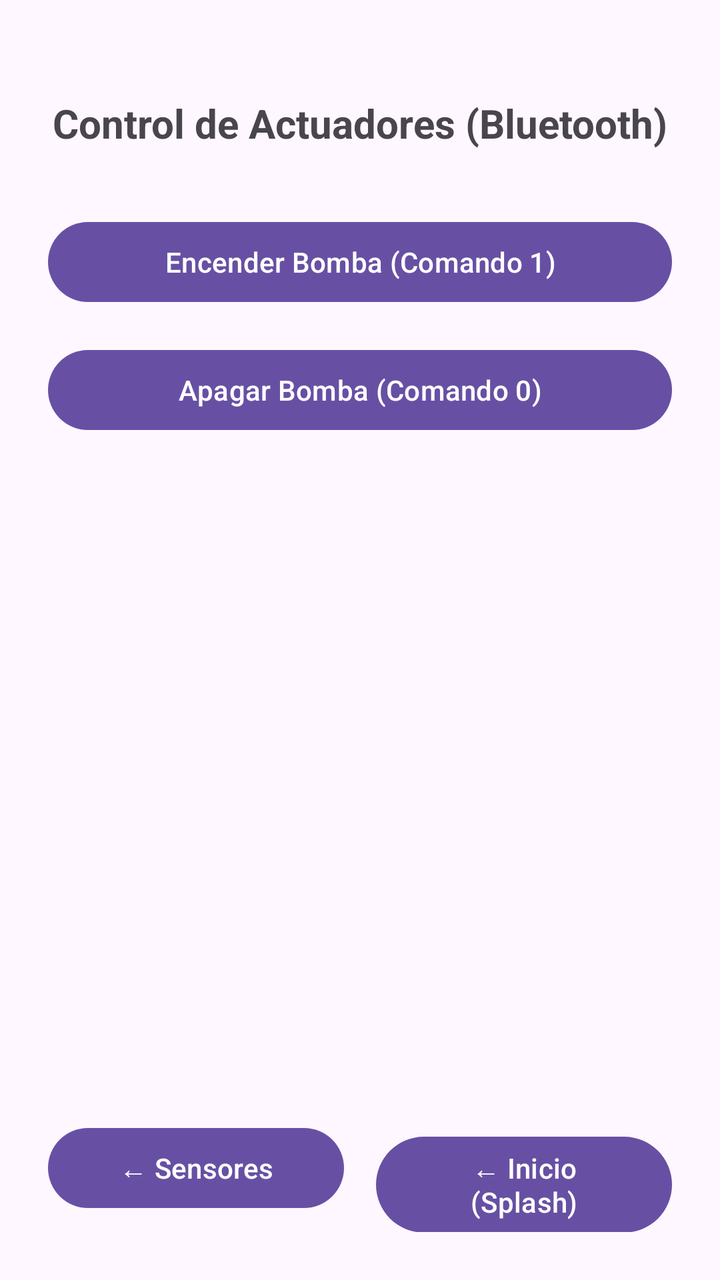
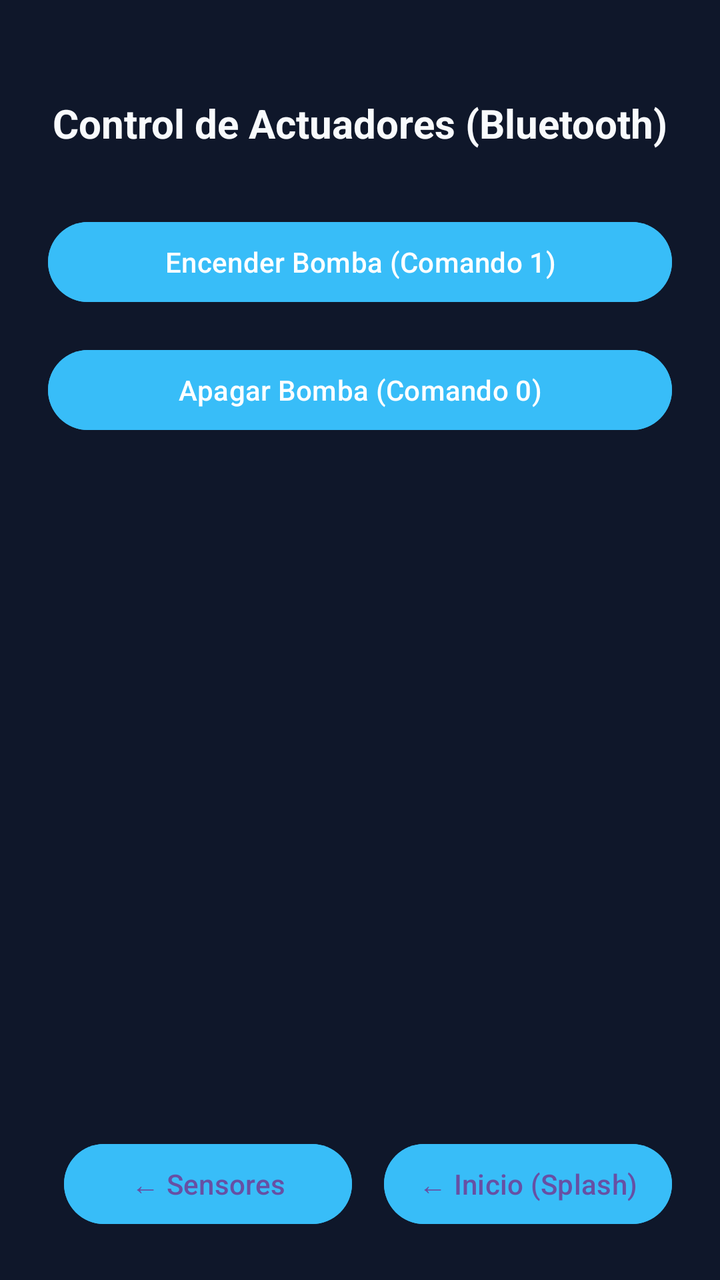

An Android layout rendered at two revisions. The XML below is the earlier revision; the diff shows what the commit changed to produce the second picture.
<!-- AndroidManifest.xml: application theme Theme.MyApplication -->
<!-- res/layout/activity_control.xml -->
<?xml version="1.0" encoding="utf-8"?>
<LinearLayout xmlns:android="http://schemas.android.com/apk/res/android"
    android:layout_width="match_parent"
    android:layout_height="match_parent"
    android:orientation="vertical"
    android:padding="24dp"
    android:gravity="center_horizontal">

    <TextView
        android:id="@+id/tvTituloControl"
        android:layout_width="wrap_content"
        android:layout_height="wrap_content"
        android:text="Control de Actuadores (Bluetooth)"
        android:textSize="20sp"
        android:textStyle="bold"
        android:layout_marginTop="24dp"
        android:layout_marginBottom="32dp" />

    <Button
        android:id="@+id/btnEvento1"
        android:layout_width="match_parent"
        android:layout_height="wrap_content"
        android:minHeight="48dp"
        android:text="Encender Bomba (Comando 1)"
        android:layout_marginBottom="16dp" />

    <Button
        android:id="@+id/btnEvento2"
        android:layout_width="match_parent"
        android:layout_height="wrap_content"
        android:minHeight="48dp"
        android:text="Apagar Bomba (Comando 0)"
        android:layout_marginBottom="24dp" />

    <View
        android:layout_width="match_parent"
        android:layout_height="0dp"
        android:layout_weight="1" />

    
    <LinearLayout
        android:layout_width="match_parent"
        android:layout_height="wrap_content"
        android:orientation="horizontal">

        <Button
            android:id="@+id/btnVolverSensors"
            android:layout_width="0dp"
            android:layout_height="wrap_content"
            android:layout_weight="1"
            android:minHeight="48dp"
            android:layout_marginEnd="8dp"
            android:text="← Sensores" />

        <Button
            android:id="@+id/btnVolverLogin"
            android:layout_width="0dp"
            android:layout_height="wrap_content"
            android:layout_weight="1"
            android:minHeight="48dp"
            android:layout_marginStart="8dp"
            android:text="← Inicio (Splash)" />
    </LinearLayout>

</LinearLayout>
<!-- resources referenced by this layout -->
<resources>
  <style name="Theme.MyApplication" parent="Base.Theme.MyApplication" />
  <style name="Base.Theme.MyApplication" parent="Theme.Material3.DayNight.NoActionBar">
          
          
      </style>
</resources>

<!-- the commit's change to res/layout/activity_control.xml (unified diff, before → after) -->
@@ -2,6 +2,7 @@
 <LinearLayout xmlns:android="http://schemas.android.com/apk/res/android"
     android:layout_width="match_parent"
     android:layout_height="match_parent"
+    android:background="#0F172A"
     android:orientation="vertical"
     android:padding="24dp"
     android:gravity="center_horizontal">
@@ -10,9 +11,10 @@
         android:id="@+id/tvTituloControl"
         android:layout_width="wrap_content"
         android:layout_height="wrap_content"
-        android:text="Control de Actuadores (Bluetooth)"
+        android:text="@string/control_de_actuadores_bluetooth"
         android:textSize="20sp"
         android:textStyle="bold"
+        android:textColor="#F8FAFC"
         android:layout_marginTop="24dp"
         android:layout_marginBottom="32dp" />
 
@@ -21,15 +23,17 @@
         android:layout_width="match_parent"
         android:layout_height="wrap_content"
         android:minHeight="48dp"
-        android:text="Encender Bomba (Comando 1)"
+        android:backgroundTint="#38BDF8"
+        android:text="@string/encender_bomba_comando_1"
         android:layout_marginBottom="16dp" />
 
     <Button
         android:id="@+id/btnEvento2"
         android:layout_width="match_parent"
         android:layout_height="wrap_content"
+        android:backgroundTint="#38BDF8"
         android:minHeight="48dp"
-        android:text="Apagar Bomba (Comando 0)"
+        android:text="@string/apagar_bomba_comando_0"
         android:layout_marginBottom="24dp" />
 
     <View
@@ -39,27 +43,32 @@
 
     
     <LinearLayout
+        style="?android:attr/buttonBarStyle"
         android:layout_width="match_parent"
         android:layout_height="wrap_content"
         android:orientation="horizontal">
 
         <Button
             android:id="@+id/btnVolverSensors"
+            style="?android:attr/buttonBarButtonStyle"
             android:layout_width="0dp"
             android:layout_height="wrap_content"
             android:layout_weight="1"
+            android:backgroundTint="#38BDF8"
             android:minHeight="48dp"
             android:layout_marginEnd="8dp"
-            android:text="← Sensores" />
+            android:text="@string/sensores" />
 
         <Button
             android:id="@+id/btnVolverLogin"
+            style="?android:attr/buttonBarButtonStyle"
             android:layout_width="0dp"
             android:layout_height="wrap_content"
             android:layout_weight="1"
+            android:backgroundTint="#38BDF8"
             android:minHeight="48dp"
             android:layout_marginStart="8dp"
-            android:text="← Inicio (Splash)" />
+            android:text="@string/inicio_splash" />
     </LinearLayout>
 
 </LinearLayout>
<!-- resource entries referenced after the edit -->
@@ -1,5 +1,10 @@
 <!-- resources referenced by this layout -->
 <resources>
+  <string name="apagar_bomba_comando_0">Apagar Bomba (Comando 0)</string>
+  <string name="control_de_actuadores_bluetooth">Control de Actuadores (Bluetooth)</string>
+  <string name="encender_bomba_comando_1">Encender Bomba (Comando 1)</string>
+  <string name="inicio_splash">← Inicio (Splash)</string>
+  <string name="sensores">← Sensores</string>
   <style name="Theme.MyApplication" parent="Base.Theme.MyApplication" />
   <style name="Base.Theme.MyApplication" parent="Theme.Material3.DayNight.NoActionBar">
           
